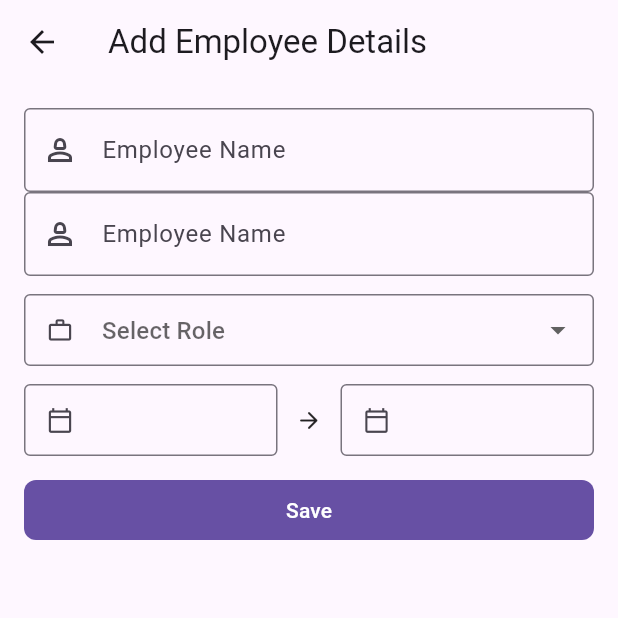
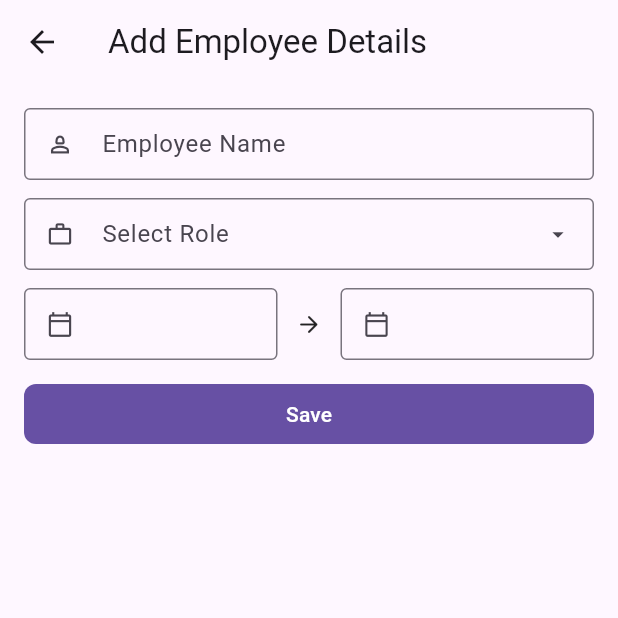
Before and after one commit to Mahender-Kumar/project_emp, a Flutter app: the AddTodo screen opened directly, on a phone screen of 412 x 824 dp, the top half of it. Run offline on Flutter 3.47's test engine with Material 3 defaults, Android fonts, the phone set to English and light mode, and no system bars; our stand-ins replace cloud_firestore, equatable, firebase_auth, firebase_core, flutter_bloc, flutter_svg and 4 more; missing offline and left inert: flutter_adaptive_scaffold; accounts and stored records are empty; generated files the repository leaves out were written again.

Commit message:
refactor job requirements formatting and clean up unused code in employee views

```diff
--- a/lib/data/models/jobs_model.dart
+++ b/lib/data/models/jobs_model.dart
@@ -67,45 +67,14 @@ List<Job> sampleJobs = [
     employmentType: 'Full-time',
     salary: 80000.0,
     postedDate: DateTime.now(),
-    requirements: ['Experience with Flutter', 'Firebase knowledge', 'Good problem-solving skills'],
+    requirements: [
+      'Experience with Flutter',
+      'Firebase knowledge',
+      'Good problem-solving skills',
+    ],
     contactEmail: 'hr@techinnovations.com',
   ),
-  Job(
-    id: '2',
-    title: 'Backend Engineer',
-    company: 'Cloud Solutions',
-    location: 'Remote',
-    description: 'Build and optimize backend services.',
-    employmentType: 'Full-time',
-    salary: 90000.0,
-    postedDate: DateTime.now(),
-    requirements: ['Experience with Node.js', 'Database management skills', 'API development'],
-    contactEmail: 'careers@cloudsolutions.com',
-  ),
-  Job(
-    id: '3',
-    title: 'UI/UX Designer',
-    company: 'Design Studio',
-    location: 'Mumbai, India',
-    description: 'Create user-friendly interfaces and designs.',
-    employmentType: 'Contract',
-    salary: 60000.0,
-    postedDate: DateTime.now(),
-    requirements: ['Experience with Figma', 'Graphic design skills', 'Understanding of UX principles'],
-    contactEmail: 'jobs@designstudio.com',
-  ),
-  Job(
-    id: '4',
-    title: 'Data Scientist',
-    company: 'AI Analytics',
-    location: 'Hyderabad, India',
-    description: 'Analyze and interpret complex data sets.',
-    employmentType: 'Full-time',
-    salary: 120000.0,
-    postedDate: DateTime.now(),
-    requirements: ['Proficiency in Python', 'Machine learning expertise', 'Experience with big data'],
-    contactEmail: 'recruitment@aianalytics.com',
-  ),
+
   Job(
     id: '5',
     title: 'Product Designer',
@@ -115,7 +84,11 @@ List<Job> sampleJobs = [
     employmentType: 'Full-time',
     salary: 75000.0,
     postedDate: DateTime.now(),
-    requirements: ['Experience with UI/UX design', 'Proficiency in Adobe XD', 'Creative problem-solving skills'],
+    requirements: [
+      'Experience with UI/UX design',
+      'Proficiency in Adobe XD',
+      'Creative problem-solving skills',
+    ],
     contactEmail: 'design@creativeminds.com',
   ),
   Job(
@@ -127,7 +100,11 @@ List<Job> sampleJobs = [
     employmentType: 'Full-time',
     salary: 70000.0,
     postedDate: DateTime.now(),
-    requirements: ['Experience in manual and automated testing', 'Knowledge of test frameworks', 'Detail-oriented'],
+    requirements: [
+      'Experience in manual and automated testing',
+      'Knowledge of test frameworks',
+      'Detail-oriented',
+    ],
     contactEmail: 'qa@qualityassure.com',
   ),
   Job(
@@ -139,7 +116,11 @@ List<Job> sampleJobs = [
     employmentType: 'Full-time',
     salary: 95000.0,
     postedDate: DateTime.now(),
-    requirements: ['Experience in Agile methodologies', 'Strong communication skills', 'Ability to prioritize tasks'],
+    requirements: [
+      'Experience in Agile methodologies',
+      'Strong communication skills',
+      'Ability to prioritize tasks',
+    ],
     contactEmail: 'product@agilesolutions.com',
   ),
 ];
--- a/lib/presentation/views/employee/add_employee.dart
+++ b/lib/presentation/views/employee/add_employee.dart
@@ -90,6 +90,7 @@ class _AddTodoState extends State<AddTodo> {
                 TextFormField(
                   decoration: const InputDecoration(
                     hintText: "Employee Name",
+                    isDense: true,
                     border: OutlineInputBorder(),
                     prefixIcon: Icon(Icons.person_2_outlined),
                   ),
@@ -97,11 +98,15 @@ class _AddTodoState extends State<AddTodo> {
                       (value) => value!.isEmpty ? "Please enter name" : null,
                   onChanged: (value) => todo.name = value,
                 ),
+                const SizedBox(height: defaultGapping),
                 TextFormField(
+                  readOnly: true,
                   decoration: const InputDecoration(
-                    hintText: "Employee Name",
+                    hintText: 'Select Role',
+                    isDense: true,
                     border: OutlineInputBorder(),
-                    prefixIcon: Icon(Icons.person_2_outlined),
+                    prefixIcon: Icon(Icons.work_outline),
+                    suffixIcon: Icon(Icons.arrow_drop_down),
                   ),
                   onTap: () {
                     JobSelectionBottomSheet.showJobSelectionSheet(
@@ -114,29 +119,7 @@ class _AddTodoState extends State<AddTodo> {
                   onChanged: (value) => todo.name = value,
                 ),
                 const SizedBox(height: defaultGapping),
-                DropdownButtonFormField<Job>(
-                  decoration: const InputDecoration(
-                    isDense: true,
-                    // labelText: "Role",
-                    hintText: 'Select Role',
-                    border: OutlineInputBorder(),
-                    prefixIcon: Icon(Icons.work_outline),
-                  ),
-                  items:
-                      sampleJobs.map((job) {
-                        return DropdownMenuItem(
-                          value: job,
-                          child: Text(job.title),
-                        );
-                      }).toList(),
-                  onChanged: (value) {
-                    // Handle selection
-                  },
-                  validator:
-                      (value) => value == null ? "Please select a Role" : null,
-                ),
 
-                const SizedBox(height: defaultGapping),
                 Row(
                   children: [
                     Flexible(
--- a/lib/presentation/views/history/history.dart
+++ b/lib/presentation/views/history/history.dart
@@ -6,7 +6,6 @@ import 'package:project_emp/blocs/history/history_event.dart';
 import 'package:project_emp/blocs/history/history_state.dart';
 import 'package:project_emp/core/constants/constants.dart';
 import 'package:project_emp/data/models/todo_model.dart';
-import 'package:project_emp/extensions/time_extensions.dart';
 import 'package:syncfusion_flutter_calendar/calendar.dart';
 
 class HistoryPage extends StatefulWidget {
--- a/lib/presentation/widgets/role_sheet.dart
+++ b/lib/presentation/widgets/role_sheet.dart
@@ -10,7 +10,6 @@ class JobSelectionBottomSheet {
       context: context,
       isScrollControlled: true,
       useSafeArea: true,
-      // showDragHandle: true,
       enableDrag: true,
       isDismissible: true,
       useRootNavigator: true,
@@ -28,10 +27,10 @@ class JobSelectionBottomSheet {
           child: Column(
             mainAxisSize: MainAxisSize.min,
             children: [
-              // BLoC/Cubit-based dropdown will be implemented here
-              ListView.builder(
+              ListView.separated(
                 shrinkWrap: true,
                 itemCount: sampleJobs.length,
+                separatorBuilder: (context, index) => const Divider(height: 0),
                 itemBuilder: (context, index) {
                   final job = sampleJobs[index];
                   return ListTile(
```
